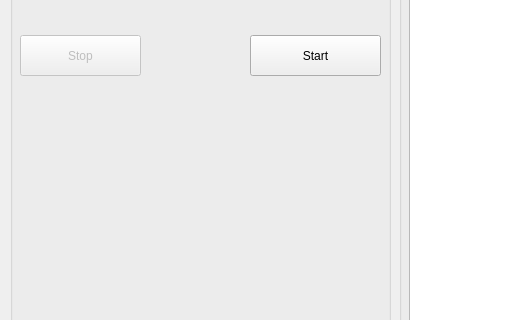
Qt form main.ui (stasjan11/UmaMusume_event_tracker) before a commit; both pictures show x 0 to 521 and y 185 to 505 of the 810 by 608 pixel window.
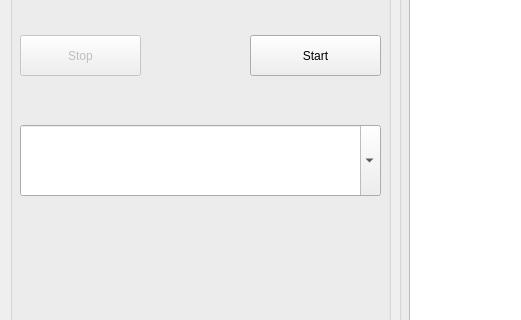
The same form after that commit.

Patch:
```diff
--- a/main.ui
+++ b/main.ui
@@ -215,6 +215,22 @@
       <string>Event box on top</string>
      </property>
     </widget>
+    <widget class="QComboBox" name="comboBox">
+     <property name="geometry">
+      <rect>
+       <x>10</x>
+       <y>190</y>
+       <width>361</width>
+       <height>71</height>
+      </rect>
+     </property>
+     <property name="editable">
+      <bool>true</bool>
+     </property>
+     <property name="insertPolicy">
+      <enum>QComboBox::InsertPolicy::NoInsert</enum>
+     </property>
+    </widget>
    </widget>
   </widget>
   <widget class="QStatusBar" name="statusbar">
```
